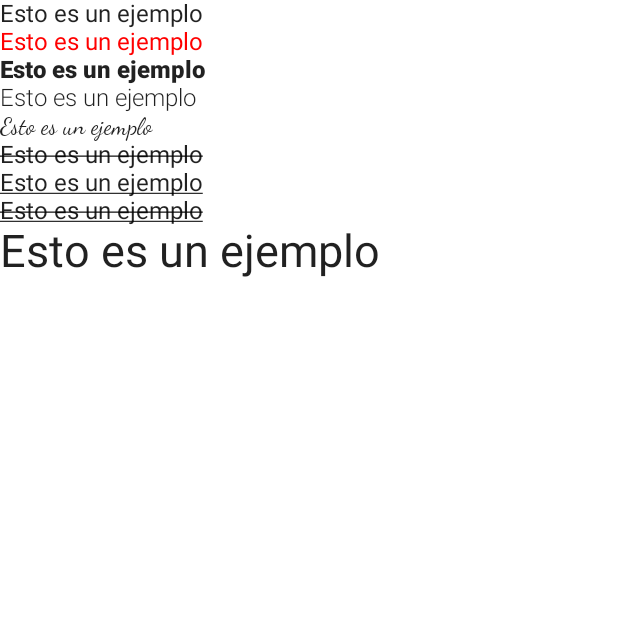
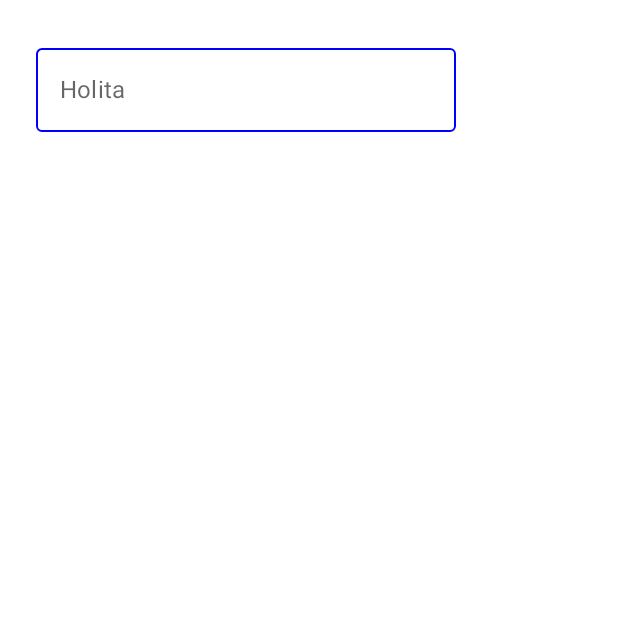
Before and after one commit to ErichSchnell/udemyKotlinComponentsCatalog, an Android app built with Jetpack Compose: the screen it shows after launch (MainActivity), on a phone screen of 412 x 824 dp, the top half of it. Run offline under Robolectric (Android 15) with nearby library versions, the phone set to English and light mode, and no system bars.

Commit message:
TextField
En este apartado se vio un poco de:
- TextField
- TextFieldAvance
- OutlinedTextField

```diff
--- a/app/src/main/java/com/example/jetpackcomponentscatalog/MainActivity.kt
+++ b/app/src/main/java/com/example/jetpackcomponentscatalog/MainActivity.kt
@@ -5,17 +5,18 @@ import androidx.activity.ComponentActivity
 import androidx.activity.compose.setContent
 import androidx.compose.foundation.layout.Column
 import androidx.compose.foundation.layout.fillMaxSize
-import androidx.compose.material.MaterialTheme
-import androidx.compose.material.Surface
-import androidx.compose.material.Text
-import androidx.compose.runtime.Composable
+import androidx.compose.foundation.layout.padding
+import androidx.compose.material.*
+import androidx.compose.runtime.*
 import androidx.compose.ui.Modifier
 import androidx.compose.ui.graphics.Color
+import androidx.compose.ui.modifier.modifierLocalConsumer
 import androidx.compose.ui.text.TextStyle
 import androidx.compose.ui.text.font.FontFamily
 import androidx.compose.ui.text.font.FontWeight
 import androidx.compose.ui.text.style.TextDecoration
 import androidx.compose.ui.tooling.preview.Preview
+import androidx.compose.ui.unit.dp
 import androidx.compose.ui.unit.sp
 import com.example.jetpackcomponentscatalog.ui.theme.JetpackComponentsCatalogTheme
 
@@ -26,10 +27,11 @@ class MainActivity : ComponentActivity() {
             JetpackComponentsCatalogTheme {
                 // A surface container using the 'background' color from the theme
                 Surface(
-                    modifier = Modifier.fillMaxSize(),
-                    color = MaterialTheme.colors.background
+                    modifier = Modifier.fillMaxSize(), color = MaterialTheme.colors.background
                 ) {
-                    MyText()
+                    Column() {
+                        MyOutLinedTextField()
+                    }
                 }
             }
         }
@@ -40,12 +42,47 @@ class MainActivity : ComponentActivity() {
 @Composable
 fun DefaultPreview() {
     JetpackComponentsCatalogTheme {
-        MyText()
+        MyOutLinedTextField()
     }
 }
 
 @Composable
-fun MyText(){
+fun MyOutLinedTextField() {
+
+    var myTextFiel by remember { mutableStateOf("") }
+    OutlinedTextField(
+        value = myTextFiel,
+        onValueChange = { myTextFiel = it },
+        modifier = Modifier.padding(24.dp),
+        label = { Text(text = "Holita") },
+        colors = TextFieldDefaults.outlinedTextFieldColors(
+            focusedBorderColor = Color.Red,
+            unfocusedBorderColor = Color.Blue
+        )
+    )
+}
+
+@Composable
+fun MyTextFieldAdvance() {
+    var myTextFiel by remember { mutableStateOf("") }
+    TextField(value = myTextFiel, onValueChange = {
+        myTextFiel = if (it.contains("ericherich")) {
+            it.replace("erich", "lujan")
+        } else {
+            it
+        }
+    }, label = { Text(text = "Introduce tu nombre") })
+}
+
+@Composable
+fun MyTextField() {
+
+    var myTextFiel by remember { mutableStateOf("") }
+    TextField(value = myTextFiel, onValueChange = { myTextFiel = it })
+}
+
+@Composable
+fun MyText() {
     Column(Modifier.fillMaxSize()) {
         Text(text = "Esto es un ejemplo")
         Text(text = "Esto es un ejemplo", color = Color.Red)
@@ -54,9 +91,11 @@ fun MyText(){
         Text(text = "Esto es un ejemplo", fontFamily = FontFamily.Cursive)
         Text(text = "Esto es un ejemplo", textDecoration = TextDecoration.LineThrough)
         Text(text = "Esto es un ejemplo", textDecoration = TextDecoration.Underline)
-        Text(text = "Esto es un ejemplo", textDecoration = TextDecoration.combine(
-            listOf(TextDecoration.Underline, TextDecoration.LineThrough)
-        ))
+        Text(
+            text = "Esto es un ejemplo", textDecoration = TextDecoration.combine(
+                listOf(TextDecoration.Underline, TextDecoration.LineThrough)
+            )
+        )
         Text(text = "Esto es un ejemplo", fontSize = 30.sp)
     }
 }
```
